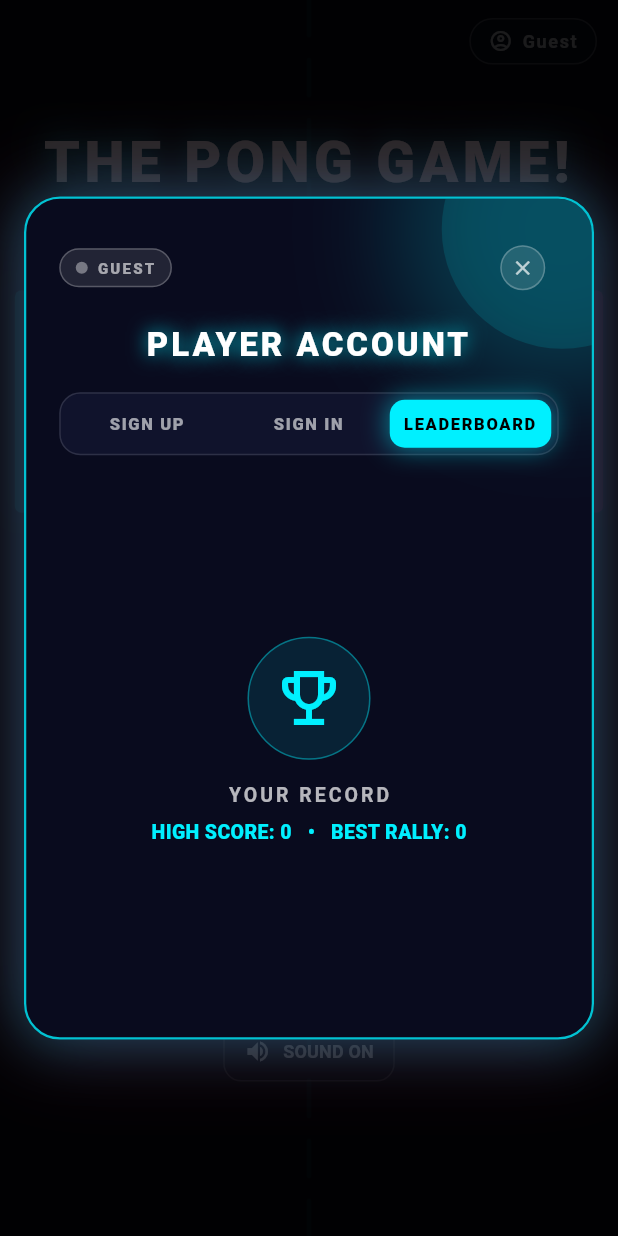
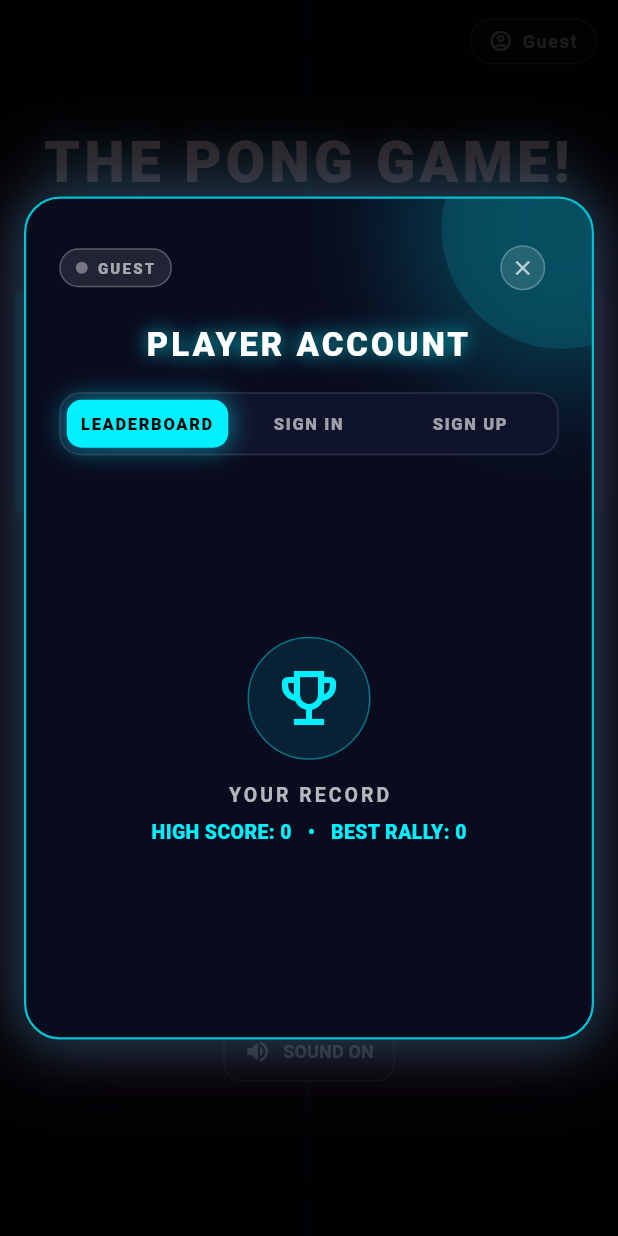
Before and after one commit to ImJustIvaan/PongGame, a Flutter app: the screen it shows after launch, after a tap on "LEADERBOARD", on a phone screen of 412 x 824 dp. Run offline on Flutter 3.47's test engine with Material 3 defaults, Android fonts, the phone set to English and light mode, and no system bars; our stand-ins replace flutter_dotenv, shared_preferences, supabase_flutter; accounts and stored records are empty.

Commit message:
feat: default to Leaderboard tab when logged out and embed Supabase default client credentials

```diff
--- a/lib/config/supabase_config.dart
+++ b/lib/config/supabase_config.dart
@@ -2,10 +2,14 @@ import 'package:flutter/foundation.dart';
 import 'package:flutter_dotenv/flutter_dotenv.dart';
 
 class SupabaseConfig {
+  static const String _defaultUrl = 'https://dhliamsdosprwojlnczh.supabase.co';
+  static const String _defaultAnonKey =
+      'eyJhbGciOiJIUzI1NiIsInR5cCI6IkpXVCJ9.eyJpc3MiOiJzdXBhYmFzZSIsInJlZiI6ImRobGlhbXNkb3NwcndvamxuY3poIiwicm9sZSI6ImFub24iLCJpYXQiOjE3ODk4NzczMTgsImV4cCI6MjEwNTQ1MzMxOH0.1L03hBPG4tIz8OtfsuURSI99G2WtlaBeQIVCvIvMcAI';
+
   // Reads from:
   // 1. .env file via flutter_dotenv
   // 2. Or compile-time --dart-define=SUPABASE_URL=...
-  // 3. Or empty string fallback
+  // 3. Or project default credentials
   static String get url {
     final fromDotenv = dotenv.maybeGet('SUPABASE_URL')?.trim() ?? '';
     if (fromDotenv.isNotEmpty && !fromDotenv.contains('your-project-id') && !fromDotenv.contains('YOUR_PROJECT_ID')) {
@@ -17,7 +21,7 @@ class SupabaseConfig {
       return fromDefine.trim();
     }
 
-    return fromDotenv;
+    return _defaultUrl;
   }
 
   static String get anonKey {
@@ -31,7 +35,7 @@ class SupabaseConfig {
       return fromDefine.trim();
     }
 
-    return fromDotenv;
+    return _defaultAnonKey;
   }
 
   static bool get isConfigured {
@@ -52,7 +56,7 @@ class SupabaseConfig {
         debugPrint('Loaded Supabase credentials from .env');
       }
     } catch (_) {
-      // .env missing or in test/CI - falls back gracefully
+      // .env missing or in test/CI - falls back gracefully to project defaults
     }
   }
 }
--- a/lib/screens/account_dialog.dart
+++ b/lib/screens/account_dialog.dart
@@ -629,9 +629,9 @@ class _AccountDialogState extends State<AccountDialog> with TickerProviderStateM
                                     _buildLeaderboardView(glowColor),
                                   ]
                                 : [
+                                    _buildLeaderboardView(glowColor),
+                                    _isResetPasswordMode ? _buildResetPasswordView(glowColor) : _buildSignInView(glowColor),
                                     _buildSignUpView(glowColor, accentPink),
-                                    _isResetPasswordMode ? _buildResetPasswordView(glowColor) : _buildSignInView(glowColor),
-                                    _buildLeaderboardView(glowColor),
                                   ],
                           ),
                         ),
@@ -653,7 +653,7 @@ class _AccountDialogState extends State<AccountDialog> with TickerProviderStateM
       builder: (context, _) {
         final tabs = _isLoggedIn
             ? ['PROFILE & STATS', 'LEADERBOARD']
-            : ['SIGN UP', 'SIGN IN', 'LEADERBOARD'];
+            : ['LEADERBOARD', 'SIGN IN', 'SIGN UP'];
 
         return Container(
           padding: const EdgeInsets.all(4),
@@ -892,7 +892,7 @@ class _AccountDialogState extends State<AccountDialog> with TickerProviderStateM
         const SizedBox(height: 8),
         Center(
           child: TextButton(
-            onPressed: () => _tabController.animateTo(0),
+            onPressed: () => _tabController.animateTo(2),
             child: const Text(
               'Need an account? SIGN UP',
               style: TextStyle(color: Colors.white60, fontSize: 12),
@@ -1108,9 +1108,38 @@ class _AccountDialogState extends State<AccountDialog> with TickerProviderStateM
       );
     }
 
-    return ListView.builder(
-      itemCount: _leaderboard.length,
-      itemBuilder: (context, idx) {
+    return Column(
+      children: [
+        if (!_isLoggedIn)
+          Container(
+            margin: const EdgeInsets.only(bottom: 10),
+            padding: const EdgeInsets.symmetric(horizontal: 12, vertical: 6),
+            decoration: BoxDecoration(
+              color: cyan.withValues(alpha: 0.1),
+              borderRadius: BorderRadius.circular(10),
+              border: Border.all(color: cyan.withValues(alpha: 0.3)),
+            ),
+            child: Row(
+              mainAxisAlignment: MainAxisAlignment.spaceBetween,
+              children: [
+                const Text(
+                  'Want to rank on the board?',
+                  style: TextStyle(color: Colors.white70, fontSize: 11, fontWeight: FontWeight.w600),
+                ),
+                GestureDetector(
+                  onTap: () => _tabController.animateTo(2),
+                  child: Text(
+                    'SIGN UP ➔',
+                    style: TextStyle(color: cyan, fontSize: 11, fontWeight: FontWeight.w900),
+                  ),
+                ),
+              ],
+            ),
+          ),
+        Expanded(
+          child: ListView.builder(
+            itemCount: _leaderboard.length,
+            itemBuilder: (context, idx) {
         final item = _leaderboard[idx];
         final rankMedal = idx == 0 ? '🥇' : (idx == 1 ? '🥈' : (idx == 2 ? '🥉' : '#${idx + 1}'));
         final isTop3 = idx < 3;
@@ -1171,6 +1200,9 @@ class _AccountDialogState extends State<AccountDialog> with TickerProviderStateM
           ),
         );
       },
+          ),
+        ),
+      ],
     );
   }
 
--- a/lib/screens/main_menu_screen.dart
+++ b/lib/screens/main_menu_screen.dart
@@ -213,7 +213,8 @@ class _MainMenuScreenState extends State<MainMenuScreen> with SingleTickerProvid
                           label: 'LEADERBOARD',
                           onPressed: () async {
                             final isLogged = StorageService.instance.isLoggedIn() || SupabaseService.instance.isLoggedIn;
-                            final targetTab = isLogged ? 1 : 2;
+                            // If logged in: tab 1 is Leaderboard. If logged out: tab 0 is Leaderboard.
+                            final targetTab = isLogged ? 1 : 0;
                             await AccountDialog.show(context, _theme, initialTab: targetTab);
                             setState(() {});
                           },
```
